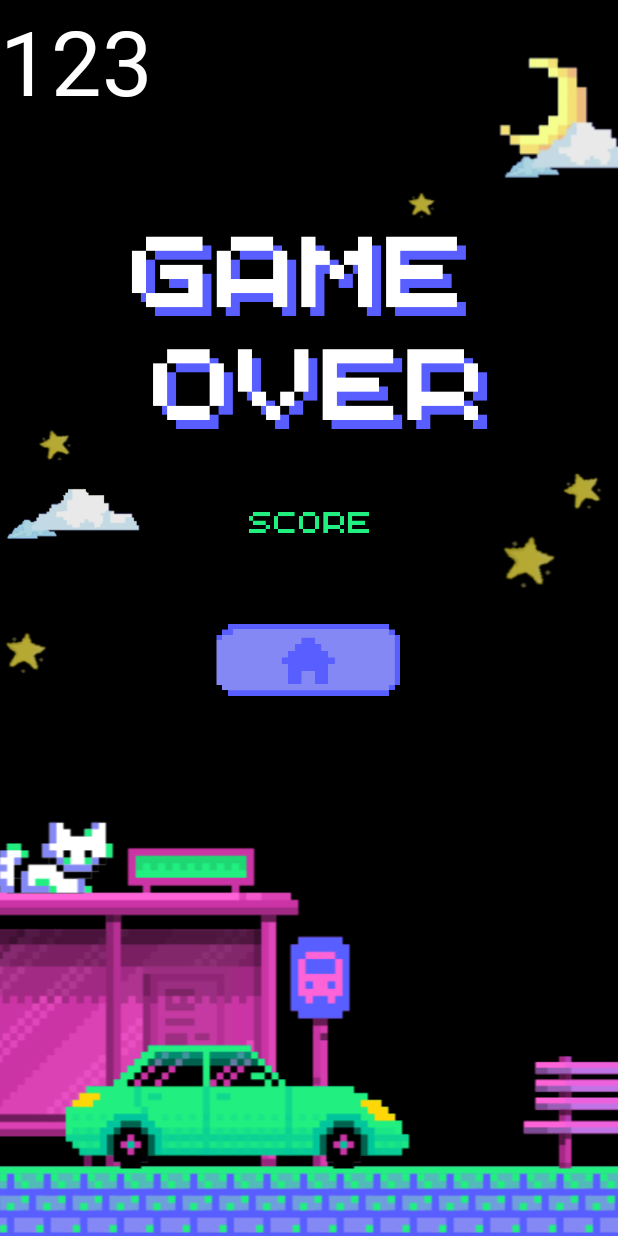
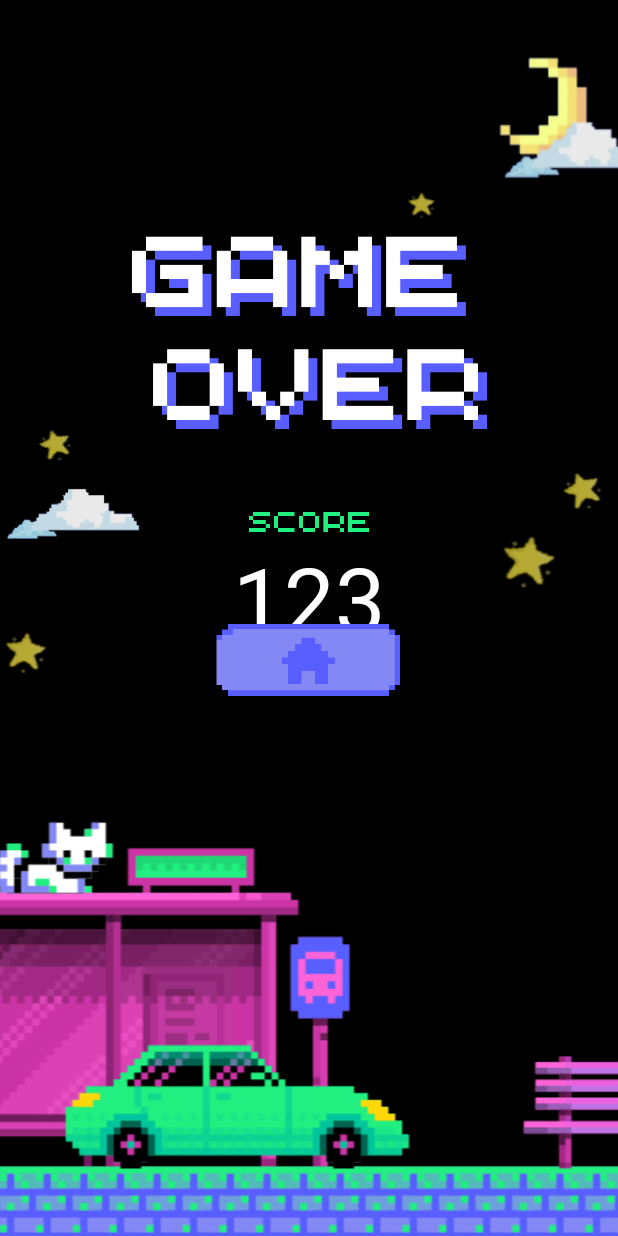
Before and after one commit to iinuyha/infinite_stairs, an Android app: the ResultActivity screen opened directly, with no data from a screen before it, on a phone screen of 412 x 824 dp. Run offline under Robolectric (Android 15) with nearby library versions, the phone set to English and light mode, and no system bars.

Commit message:
스코어 위치 고정함

```diff
--- a/app/src/main/java/com/example/infinite_stairs/ResultActivity.java
+++ b/app/src/main/java/com/example/infinite_stairs/ResultActivity.java
@@ -8,6 +8,7 @@ import android.widget.ImageButton;
 import android.content.Intent;
 
 public class ResultActivity extends AppCompatActivity {
+
 
     @Override
     protected void onCreate(Bundle savedInstanceState) {
--- a/app/src/main/res/layout/activity_result.xml
+++ b/app/src/main/res/layout/activity_result.xml
@@ -4,7 +4,8 @@
     xmlns:tools="http://schemas.android.com/tools"
     android:layout_width="match_parent"
     android:layout_height="match_parent"
-    tools:context=".ResultActivity">
+    tools:context=".ResultActivity"
+    android:orientation="vertical">
 
     <ImageView
         android:layout_width="match_parent"
@@ -46,8 +47,9 @@
         app:srcCompat="@drawable/gameover" />
 
     <ImageView
+        android:id="@+id/score"
         android:layout_width="80dp"
-        android:layout_height="30dp"
+        android:layout_height="20dp"
         app:layout_constraintBottom_toBottomOf="parent"
         app:layout_constraintEnd_toEndOf="parent"
         app:layout_constraintStart_toStartOf="parent"
@@ -58,15 +60,16 @@
     <TextView
         android:id="@+id/textView"
         android:layout_width="wrap_content"
-        android:layout_height="wrap_content"
+        android:layout_height="60dp"
         android:layout_gravity="center"
         android:fontFamily="@font/dunggeunmo"
         android:text="123"
         android:textColor="#FFFFFF"
-        android:textSize="60dp"
-        tools:layout_editor_absoluteX="160dp"
-        tools:layout_editor_absoluteY="311dp"
-        tools:ignore="MissingConstraints" />
+        android:textSize="60sp"
+        app:layout_constraintTop_toBottomOf="@+id/score"
+        app:layout_constraintStart_toStartOf="parent"
+        app:layout_constraintEnd_toEndOf="parent"
+        tools:ignore="UnknownId" />
 
     <ImageButton
         android:id="@+id/homeButton"
```
